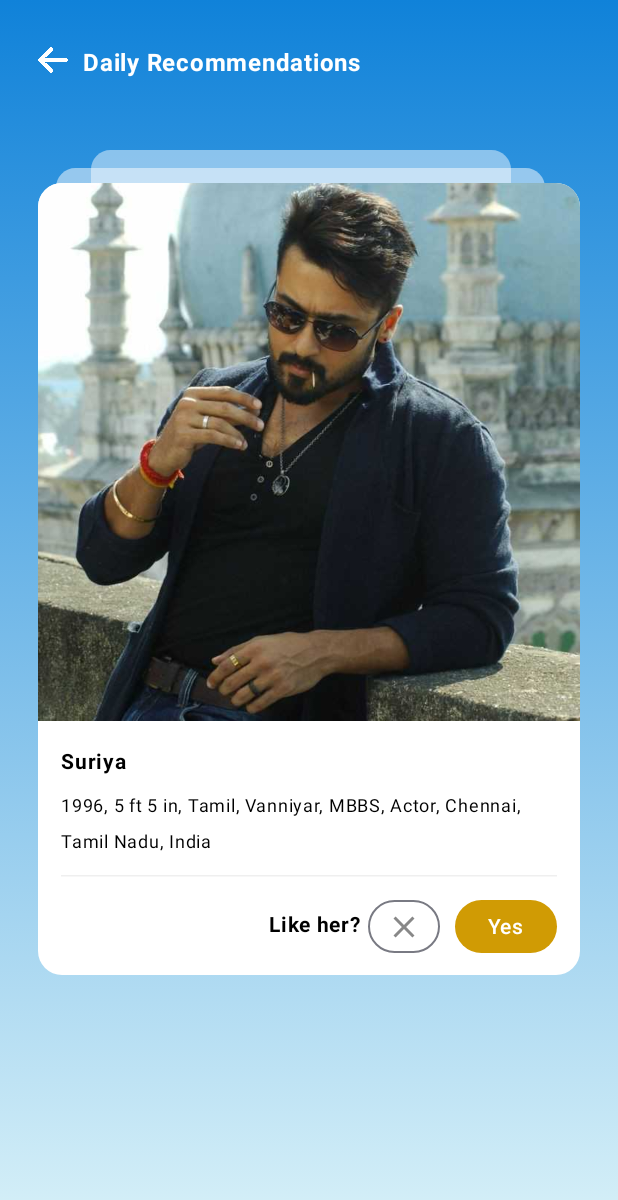
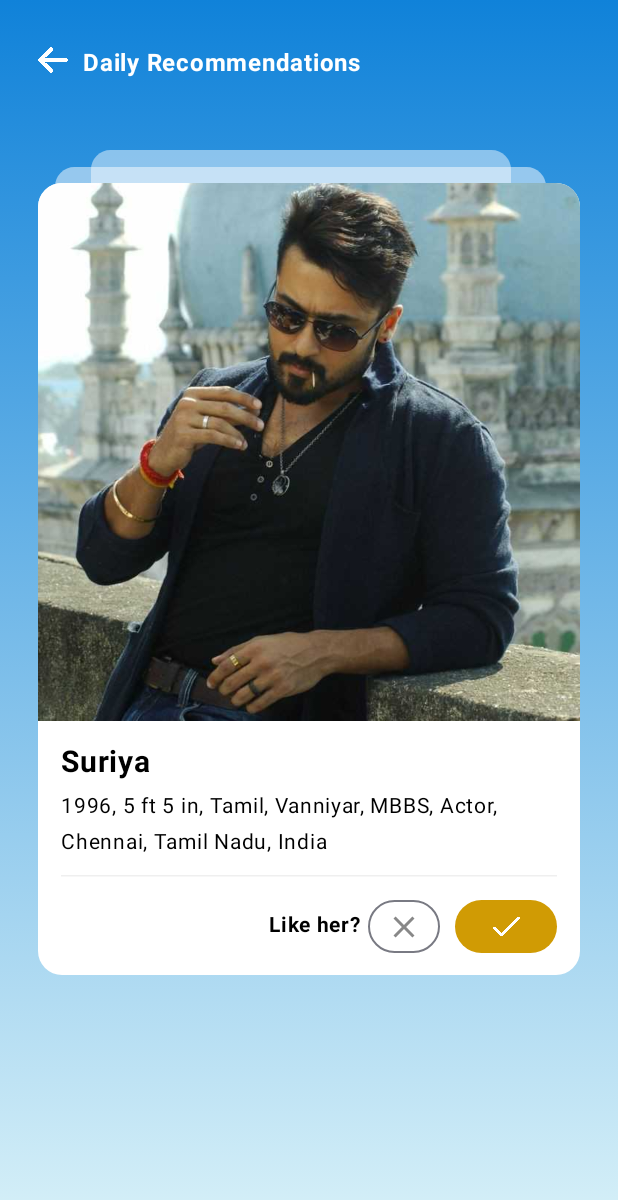
Before and after one commit to venkatesan999/MarryGesture, an Android app built with Jetpack Compose: the GestureScreen screen opened through its navigation route, on a phone screen of 412 x 824 dp. Shown: the top 1200 px of the screen. Run offline under Robolectric (Android 15) with nearby library versions, the phone set to English and light mode, and no system bars; our stand-ins replace Dagger/Hilt's generated code, Room's generated code, livedata-compose.

```diff
--- a/app/src/main/java/com/appsmindstudio/marrygesture/ui/components/CustomComponents.kt
+++ b/app/src/main/java/com/appsmindstudio/marrygesture/ui/components/CustomComponents.kt
@@ -34,6 +34,7 @@ import androidx.compose.ui.layout.ContentScale
 import androidx.compose.ui.res.painterResource
 import androidx.compose.ui.text.font.FontWeight
 import androidx.compose.ui.text.style.TextAlign
+import androidx.compose.ui.unit.TextUnit
 import androidx.compose.ui.unit.dp
 import androidx.compose.ui.unit.sp
 import com.appsmindstudio.marrygesture.R
@@ -71,25 +72,21 @@ fun ProfileCardComponent(
                     .weight(0.4f)
                     .padding(top = 10.dp, start = 10.dp, end = 10.dp)
                     .clickable { navigateToProfileDetailsScreen() }) {
-                Text(
+                TextComponent(
                     text = title,
                     color = Color.Black,
-                    fontSize = 14.sp,
-                    fontWeight = FontWeight.Bold
+                    size = 16.sp,
+                    weight = FontWeight.Bold
                 )
-                Text(
-                    text = description,
-                    color = Color.Black,
-                    fontSize = 12.sp,
-                    fontWeight = FontWeight.Normal,
-                )
+                Spacer(modifier = Modifier.height(3.dp))
+                TextComponent(text = description, color = Color.Black, 13.sp, FontWeight.Normal)
             }
 
             // This is for horizontal alignment of your view
             Row(
                 modifier = Modifier
                     .weight(0.2f)
-                    .padding(start = 10.dp, end = 10.dp, bottom = 10.dp)
+                    .padding(start = 10.dp, end = 10.dp, bottom = 6.dp)
             ) {
                 Button(
                     modifier = Modifier
@@ -169,18 +166,18 @@ fun GestureCardComponent(
                     .weight(0.2f)
                     .padding(start = 15.dp, end = 15.dp)
                     .clickable { navigateToProfileDetailsScreen() }) {
-                Text(
+                TextComponent(
                     text = title,
                     color = Color.Black,
-                    fontSize = 14.sp,
-                    fontWeight = FontWeight.Bold
+                    size = 20.sp,
+                    weight = FontWeight.Bold
                 )
                 Spacer(modifier = Modifier.height(5.dp))
-                Text(
+                TextComponent(
                     text = description,
                     color = Color.Black,
-                    fontSize = 12.sp,
-                    fontWeight = FontWeight.Normal,
+                    size = 14.sp,
+                    weight = FontWeight.Normal
                 )
                 HorizontalDivider(
                     color = Color(0X10000000),
@@ -249,10 +246,20 @@ fun ButtonComponent(onDelete: () -> Unit, context: Context, title: String, modif
             contentPadding = PaddingValues(0.dp), // Remove default padding
             colors = ButtonDefaults.buttonColors(
                 containerColor = Color(0xFFD09B04),
-                contentColor = Color.White
+                contentColor = Color.White,
             )
         ) {
-            Text(text = "Yes")
+            Icon(
+                painter = painterResource(id = R.drawable.tick),
+                contentDescription = null,
+                modifier = Modifier.size(18.dp),
+                tint = Color.White
+            )
         }
     }
 }
+
+@Composable
+fun TextComponent(text: String, color: Color, size: TextUnit, weight: FontWeight) {
+    Text(text = text, color = color, fontSize = size, fontWeight = weight)
+}
--- a/app/src/main/java/com/appsmindstudio/marrygesture/ui/screens/nav_screens/GestureScreen.kt
+++ b/app/src/main/java/com/appsmindstudio/marrygesture/ui/screens/nav_screens/GestureScreen.kt
@@ -142,7 +142,7 @@ fun ConditionalVisibility(
                     .align(Alignment.TopCenter)
                     .width(350.dp)
                     .height(100.dp)
-                    .padding(12.dp), shape = RoundedCornerShape(13.dp),
+                    .padding(11.dp), shape = RoundedCornerShape(13.dp),
                 colors = CardDefaults.cardColors(containerColor = Color(0x80FFFFFF))
             ) {}
         }
--- a/app/src/main/java/com/appsmindstudio/marrygesture/ui/screens/nav_screens/ProfileDetailsScreen.kt
+++ b/app/src/main/java/com/appsmindstudio/marrygesture/ui/screens/nav_screens/ProfileDetailsScreen.kt
@@ -38,6 +38,7 @@ import androidx.compose.ui.unit.dp
 import androidx.compose.ui.unit.sp
 import androidx.hilt.navigation.compose.hiltViewModel
 import com.appsmindstudio.marrygesture.R
+import com.appsmindstudio.marrygesture.ui.components.TextComponent
 import com.appsmindstudio.marrygesture.viewmodel.ProfileDetailsScreenViewModel
 
 @OptIn(ExperimentalFoundationApi::class)
@@ -74,7 +75,6 @@ fun ProfileDetailsScreen(
         Box(
             modifier = Modifier
                 .align(Alignment.TopStart)
-                .fillMaxWidth()
                 .padding(25.dp)
                 .clickable { onBackPressed() } //navigate to GestureScreen when click this component
         ) {
@@ -143,18 +143,18 @@ fun DetailsComponent(name: String, description: String) {
         colors = CardDefaults.cardColors(containerColor = Color.White)
     ) {
         Column(modifier = Modifier.padding(horizontal = 15.dp, vertical = 20.dp)) {
-            Text(
+            TextComponent(
                 text = name,
                 color = Color.Black,
-                fontSize = 20.sp,
-                fontWeight = FontWeight.Bold
+                size = 20.sp,
+                weight = FontWeight.Bold
             )
             Spacer(modifier = Modifier.height(5.dp))
-            Text(
+            TextComponent(
                 text = description,
                 color = Color.Black,
-                fontSize = 14.sp,
-                fontWeight = FontWeight.Normal
+                size = 14.sp,
+                weight = FontWeight.Normal
             )
         }
     }
```
Also changed, not shown: app/src/main/res/drawable/tick.png (added).
